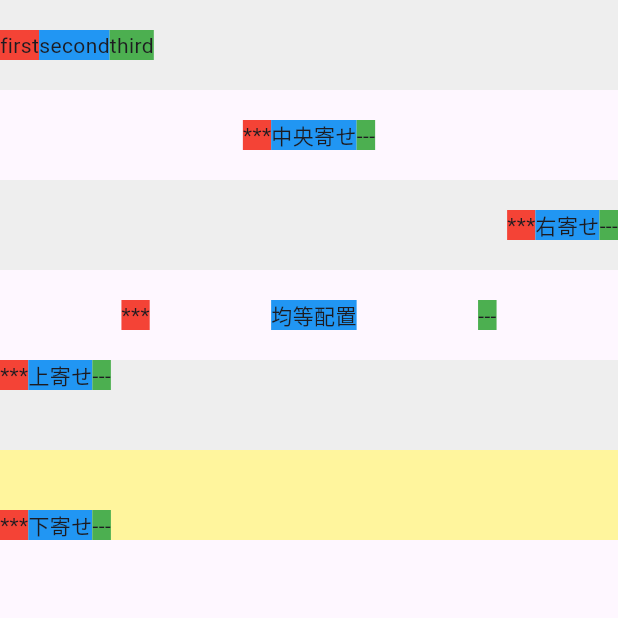
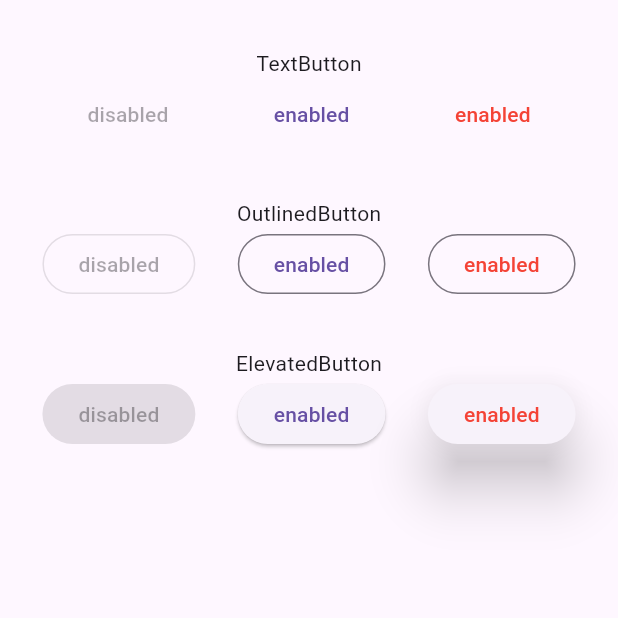
Before and after one commit to Tackiee/new_flutter_tutorial_study, a Flutter app: the screen it shows after launch, on a phone screen of 412 x 824 dp, the top half of it. Run offline on Flutter 3.47's test engine with Material 3 defaults, Android fonts, the phone set to English and light mode, and no system bars.

Commit message:
studied button widget

```diff
--- a/lib/main.dart
+++ b/lib/main.dart
@@ -155,82 +155,159 @@ class MyApp extends StatelessWidget {
         //     ),
         //   ],
         // ),
+        // body: Column(
+        //   children: <Widget>[
+        //     Container(
+        //       width: double.infinity,
+        //       height: 60,
+        //       color: Colors.grey[200],
+        //       child: Row(
+        //         children: <Widget>[
+        //           Container(color: Colors.red, child: Text('first')),
+        //           Container(color: Colors.blue, child: Text('second')),
+        //           Container(color: Colors.green, child: Text('third')),
+        //         ],
+        //       ),
+        //     ),
+        //     Container(
+        //       width: double.infinity,
+        //       height: 60,
+        //       child: Row(
+        //         mainAxisAlignment: MainAxisAlignment.center,
+        //         children: <Widget>[
+        //           Container(color: Colors.red, child: Text('***')),
+        //           Container(color: Colors.blue, child: Text('中央寄せ')),
+        //           Container(color: Colors.green, child: Text('---')),
+        //         ],
+        //       ),
+        //     ),
+        //     Container(
+        //       width: double.infinity,
+        //       height: 60,
+        //       color: Colors.grey[200],
+        //       child: Row(
+        //         mainAxisAlignment: MainAxisAlignment.end,
+        //         children: <Widget>[
+        //           Container(color: Colors.red, child: Text('***')),
+        //           Container(color: Colors.blue, child: Text('右寄せ')),
+        //           Container(color: Colors.green, child: Text('---')),
+        //         ],
+        //       ),
+        //     ),
+        //     Container(
+        //       width: double.infinity,
+        //       height: 60,
+        //       child: Row(
+        //         mainAxisAlignment: MainAxisAlignment.spaceEvenly,
+        //         children: <Widget>[
+        //           Container(color: Colors.red, child: Text('***')),
+        //           Container(color: Colors.blue, child: Text('均等配置')),
+        //           Container(color: Colors.green, child: Text('---')),
+        //         ],
+        //       ),
+        //     ),
+        //     Container(
+        //       width: double.infinity,
+        //       height: 60,
+        //       color: Colors.grey[200],
+        //       child: Row(
+        //         crossAxisAlignment: CrossAxisAlignment.start,
+        //         children: <Widget>[
+        //           Container(color: Colors.red, child: Text('***')),
+        //           Container(color: Colors.blue, child: Text('上寄せ')),
+        //           Container(color: Colors.green, child: Text('---')),
+        //         ],
+        //       ),
+        //     ),
+        //     Container(
+        //       width: double.infinity,
+        //       height: 60,
+        //       color: Colors.yellow[200],
+        //       child: Row(
+        //         crossAxisAlignment: CrossAxisAlignment.end,
+        //         children: <Widget>[
+        //           Container(color: Colors.red, child: Text('***')),
+        //           Container(color: Colors.blue, child: Text('下寄せ')),
+        //           Container(color: Colors.green, child: Text('---')),
+        //         ],
+        //       ),
+        //     ),
+        //   ],
+        // ),
         body: Column(
           children: <Widget>[
             Container(
-              width: double.infinity,
-              height: 60,
-              color: Colors.grey[200],
-              child: Row(
-                children: <Widget>[
-                  Container(color: Colors.red, child: Text('first')),
-                  Container(color: Colors.blue, child: Text('second')),
-                  Container(color: Colors.green, child: Text('third')),
-                ],
-              ),
+              padding: EdgeInsets.only(top: 32),
+              child: Text('TextButton'),
+            ),
+            Row(
+              mainAxisAlignment: MainAxisAlignment.spaceEvenly,
+              children: <Widget>[
+                TextButton(
+                  onPressed: null,
+                  child: Text('disabled'),
+                ),
+                TextButton(
+                  onPressed: () {},
+                  child: Text('enabled'),
+                ),
+                TextButton(
+                  style: TextButton.styleFrom(
+                    foregroundColor: Colors.red,
+                  ),
+                  onPressed: () {},
+                  child: Text('enabled'),
+                ),
+              ],
             ),
             Container(
-              width: double.infinity,
-              height: 60,
-              child: Row(
-                mainAxisAlignment: MainAxisAlignment.center,
-                children: <Widget>[
-                  Container(color: Colors.red, child: Text('***')),
-                  Container(color: Colors.blue, child: Text('中央寄せ')),
-                  Container(color: Colors.green, child: Text('---')),
-                ],
-              ),
+              padding: EdgeInsets.only(top: 32),
+              child: Text('OutlinedButton'),
+            ),
+            Row(
+              mainAxisAlignment: MainAxisAlignment.spaceEvenly,
+              children: <Widget>[
+                OutlinedButton(
+                  onPressed: null,
+                  child: Text('disabled'),
+                ),
+                OutlinedButton(
+                  onPressed: () {},
+                  child: Text('enabled'),
+                ),
+                OutlinedButton(
+                  onPressed: () {},
+                  style: OutlinedButton.styleFrom(
+                    foregroundColor: Colors.red,
+                  ),
+                  child: Text('enabled'),
+                ),
+              ],
             ),
             Container(
-              width: double.infinity,
-              height: 60,
-              color: Colors.grey[200],
-              child: Row(
-                mainAxisAlignment: MainAxisAlignment.end,
-                children: <Widget>[
-                  Container(color: Colors.red, child: Text('***')),
-                  Container(color: Colors.blue, child: Text('右寄せ')),
-                  Container(color: Colors.green, child: Text('---')),
-                ],
-              ),
+              padding: EdgeInsets.only(top: 32),
+              child: Text('ElevatedButton'),
             ),
-            Container(
-              width: double.infinity,
-              height: 60,
-              child: Row(
-                mainAxisAlignment: MainAxisAlignment.spaceEvenly,
-                children: <Widget>[
-                  Container(color: Colors.red, child: Text('***')),
-                  Container(color: Colors.blue, child: Text('均等配置')),
-                  Container(color: Colors.green, child: Text('---')),
-                ],
-              ),
-            ),
-            Container(
-              width: double.infinity,
-              height: 60,
-              color: Colors.grey[200],
-              child: Row(
-                crossAxisAlignment: CrossAxisAlignment.start,
-                children: <Widget>[
-                  Container(color: Colors.red, child: Text('***')),
-                  Container(color: Colors.blue, child: Text('上寄せ')),
-                  Container(color: Colors.green, child: Text('---')),
-                ],
-              ),
-            ),
-            Container(
-              width: double.infinity,
-              height: 60,
-              color: Colors.yellow[200],
-              child: Row(
-                crossAxisAlignment: CrossAxisAlignment.end,
-                children: <Widget>[
-                  Container(color: Colors.red, child: Text('***')),
-                  Container(color: Colors.blue, child: Text('下寄せ')),
-                  Container(color: Colors.green, child: Text('---')),
-                ],
-              ),
+            Row(
+              mainAxisAlignment: MainAxisAlignment.spaceEvenly,
+              children: <Widget>[
+                ElevatedButton(
+                  onPressed: null,
+                  child: Text('disabled'),
+                ),
+                ElevatedButton(
+                  onPressed: () {},
+                  child: Text('enabled'),
+                ),
+                ElevatedButton(
+                  onPressed: () {},
+                  style: ElevatedButton.styleFrom(
+                    foregroundColor: Colors.red,
+                    elevation: 16,
+                  ),
+                  child: Text('enabled'),
+                ),
+              ],
             ),
           ],
         ),
```
